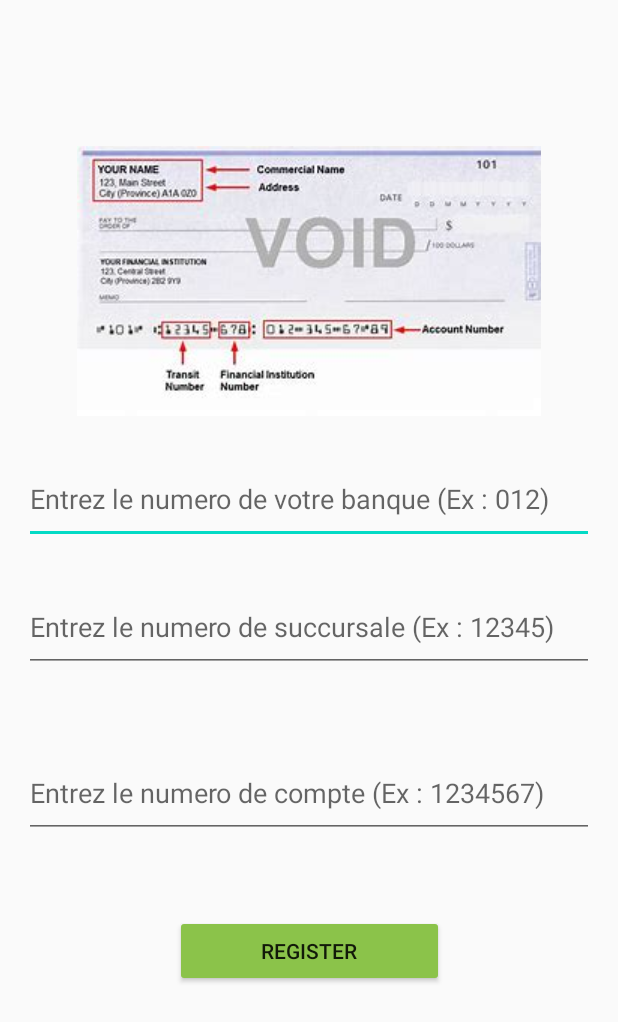
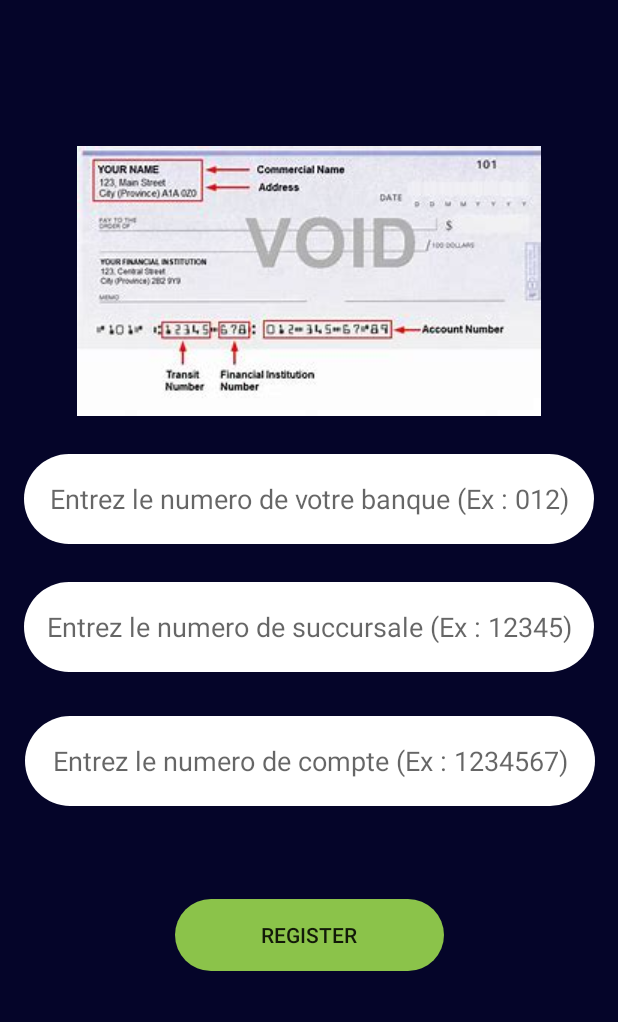
Before and after one commit to TheHiberNate/Mealer-Application, an Android app: the Informationspaiementchef screen opened directly, with no data from a screen before it, on a phone screen of 412 x 824 dp. Shown: the top 1022 px of the screen. Run offline under Robolectric (Android 15) with nearby library versions, the phone set to English and light mode, and no system bars; our stand-ins replace Firebase (no records; nobody signed in at launch, a user with empty details on screens opened directly).

Commit message:
Background_colors_added
Design on chef check and payment page

```diff
--- a/app/src/main/res/layout/activity_informationspaiementchef.xml
+++ b/app/src/main/res/layout/activity_informationspaiementchef.xml
@@ -4,6 +4,7 @@
     xmlns:tools="http://schemas.android.com/tools"
     android:layout_width="match_parent"
     android:layout_height="match_parent"
+    android:background="@color/blue_Dark"
     tools:context=".activities.Informationspaiementchef">
 
     <EditText
@@ -12,6 +13,10 @@
         android:layout_height="60dp"
         android:layout_marginTop="25dp"
         android:hint="Entrez le numero de votre banque (Ex : 012)"
+        android:textAlignment="center"
+        android:textColor="@color/black"
+        android:background="@drawable/button_style"
+        android:backgroundTint="@color/white"
         android:inputType="number"
         android:minHeight="48dp"
         app:layout_constraintEnd_toEndOf="parent"
@@ -24,8 +29,11 @@
         android:layout_height="60dp"
         android:layout_marginTop="25dp"
         android:hint="Entrez le numero de succursale (Ex : 12345)"
+        android:background="@drawable/button_style"
+        android:backgroundTint="@color/white"
         android:inputType="number"
         android:minHeight="48dp"
+        android:textAlignment="center"
         app:layout_constraintEnd_toEndOf="parent"
         app:layout_constraintStart_toStartOf="parent"
         app:layout_constraintTop_toBottomOf="@+id/banknumber" />
@@ -36,13 +44,18 @@
         android:layout_height="60dp"
         android:layout_marginTop="25dp"
         android:layout_marginBottom="240dp"
+        android:background="@drawable/button_style"
+        android:backgroundTint="@color/white"
         android:hint="Entrez le numero de compte (Ex : 1234567)"
+        android:textAlignment="center"
         android:inputType="number"
         android:minHeight="48dp"
         app:layout_constraintBottom_toBottomOf="parent"
         app:layout_constraintEnd_toEndOf="parent"
+        app:layout_constraintHorizontal_bias="0.516"
         app:layout_constraintStart_toStartOf="parent"
-        app:layout_constraintTop_toBottomOf="@+id/succursalenumber" />
+        app:layout_constraintTop_toBottomOf="@+id/succursalenumber"
+        app:layout_constraintVertical_bias="0.082" />
 
     <ImageView
         android:id="@+id/imageView"
@@ -61,8 +74,9 @@
         android:layout_height="48dp"
         android:layout_marginTop="25dp"
         android:layout_marginBottom="140dp"
-        android:backgroundTint="#8BC34A"
+        android:backgroundTint="@color/Light_green"
         android:text="Register"
+        android:background="@drawable/button_style"
         app:layout_constraintBottom_toBottomOf="parent"
         app:layout_constraintEnd_toEndOf="parent"
         app:layout_constraintStart_toStartOf="parent"
```
Also changed, not shown: app/src/main/res/layout/activity_informations_paiement.xml (+9 -1 lines).
